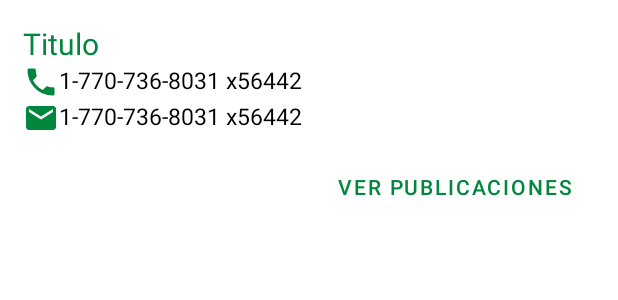
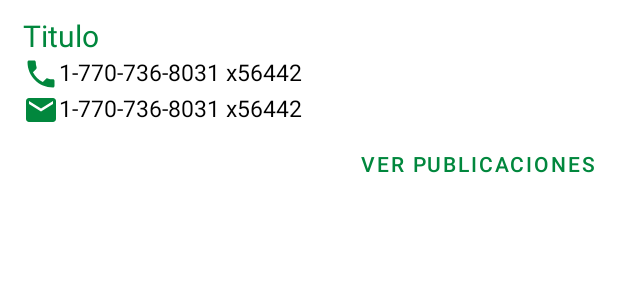
Before and after one commit to JairNovaAcevedo/prueba_ingreso_ceiba, an Android app: the layout item_usuario.xml on its own in the app's theme, with its tools: preview values and no code run, on a phone screen of 412 x 824 dp. Shown: the top 300 px of the screen. Run offline under Robolectric (Android 15) with nearby library versions, the phone set to English and light mode, and no system bars.

Commit message:
IMPLEMENTACION – Se consume el servicio para listar usuarios

```diff
--- a/app/build.gradle
+++ b/app/build.gradle
@@ -41,6 +41,10 @@ dependencies {
     implementation 'androidx.appcompat:appcompat:1.4.2'
     implementation 'com.google.android.material:material:1.6.1'
     implementation 'androidx.constraintlayout:constraintlayout:2.1.4'
+    implementation "com.squareup.retrofit2:retrofit:2.9.0"
+    implementation "com.squareup.retrofit2:converter-gson:2.9.0"
+    implementation "com.google.code.gson:gson:2.8.6"
+    implementation "org.jetbrains.kotlinx:kotlinx-coroutines-android:1.3.6"
     testImplementation 'junit:junit:4.13.2'
     androidTestImplementation 'androidx.test.ext:junit:1.1.3'
     androidTestImplementation 'androidx.test.espresso:espresso-core:3.4.0'
--- a/app/src/main/AndroidManifest.xml
+++ b/app/src/main/AndroidManifest.xml
@@ -2,6 +2,9 @@
 <manifest xmlns:android="http://schemas.android.com/apk/res/android"
     xmlns:tools="http://schemas.android.com/tools"
     package="com.example.pruebaingresoceiba">
+
+    <uses-permission android:name="android.permission.INTERNET" />
+    <uses-permission android:name="android.permission.ACCESS_NETWORK_STATE" />
 
     <application
         android:allowBackup="true"
--- a/app/src/main/res/layout/item_usuario.xml
+++ b/app/src/main/res/layout/item_usuario.xml
@@ -1,19 +1,24 @@
 <?xml version="1.0" encoding="utf-8"?>
-<androidx.constraintlayout.widget.ConstraintLayout xmlns:android="http://schemas.android.com/apk/res/android"
+<RelativeLayout xmlns:android="http://schemas.android.com/apk/res/android"
     xmlns:app="http://schemas.android.com/apk/res-auto"
     android:layout_width="match_parent"
-    android:layout_height="match_parent"
-    android:padding="15dp">
+    android:layout_height="wrap_content"
+    android:background="@color/white"
+
+    >
 
     <LinearLayout
         android:id="@+id/linearLayout"
         android:layout_width="wrap_content"
         android:layout_height="wrap_content"
-        app:layout_constraintStart_toStartOf="parent"
-        app:layout_constraintTop_toTopOf="parent"
-        android:orientation="vertical">
+        android:layout_alignParentStart="true"
+        android:layout_alignParentTop="true"
+        android:orientation="vertical"
+        android:paddingLeft="15dp"
+        android:paddingTop="10dp">
 
         <TextView
+            android:id="@+id/titulo"
             android:layout_width="match_parent"
             android:layout_height="wrap_content"
             android:text="Titulo"
@@ -29,10 +34,11 @@
                 android:id="@+id/imageView4"
                 android:layout_width="wrap_content"
                 android:layout_height="wrap_content"
-                app:srcCompat="@drawable/ic_baseline_phone_24"
-                android:layout_gravity="center_vertical"/>
+                android:layout_gravity="center_vertical"
+                app:srcCompat="@drawable/ic_baseline_phone_24" />
 
             <TextView
+                android:id="@+id/telefono"
                 android:layout_width="match_parent"
                 android:layout_height="wrap_content"
                 android:text="1-770-736-8031 x56442"
@@ -50,10 +56,11 @@
                 android:id="@+id/imageView"
                 android:layout_width="wrap_content"
                 android:layout_height="wrap_content"
-                app:srcCompat="@drawable/ic_baseline_markunread_24"
-                android:layout_gravity="center_vertical"/>
+                android:layout_gravity="center_vertical"
+                app:srcCompat="@drawable/ic_baseline_markunread_24" />
 
             <TextView
+                android:id="@+id/correo"
                 android:layout_width="match_parent"
                 android:layout_height="wrap_content"
                 android:text="1-770-736-8031 x56442"
@@ -68,12 +75,11 @@
         android:id="@+id/appBarLayout"
         android:layout_width="match_parent"
         android:layout_height="wrap_content"
+        android:layout_below="@+id/linearLayout"
+        android:layout_alignParentStart="true"
+        android:layout_alignParentEnd="true"
         android:gravity="end"
-        android:orientation="horizontal"
-        android:layout_marginTop="10dp"
-        app:layout_constraintEnd_toEndOf="parent"
-        app:layout_constraintStart_toStartOf="parent"
-        app:layout_constraintTop_toBottomOf="@+id/linearLayout">
+        android:orientation="horizontal">
 
         <Button
             android:id="@+id/buttonConfirmar"
@@ -86,4 +92,4 @@
 
     </LinearLayout>
 
-</androidx.constraintlayout.widget.ConstraintLayout>
+</RelativeLayout>
--- a/app/src/main/res/values/colors.xml
+++ b/app/src/main/res/values/colors.xml
@@ -9,4 +9,5 @@
     <color name="white">#FFFFFFFF</color>
     <color name="verde">#01873D</color>
     <color name="transparente">#0000FFFF</color>
+    <color name="blanco_gris">#EEEDED</color>
 </resources>
```
Also changed, not shown: app/src/main/java/com/example/pruebaingresoceiba/Interfaces/APIService.kt (added, +11 -0 lines), app/src/main/java/com/example/pruebaingresoceiba/Interfaces/InterfaceConsultarUsuario.kt (+7 -2 lines), app/src/main/java/com/example/pruebaingresoceiba/modelo/UserResponse.kt (added, +33 -0 lines), app/src/main/java/com/example/pruebaingresoceiba/presenter/ConsultarUsuariosPresenter.kt (+8 -2 lines), app/src/main/java/com/example/pruebaingresoceiba/repository/ConsultarUsuarioRepository.kt (+41 -0 lines), app/src/main/java/com/example/pruebaingresoceiba/view/MainActivity.kt (+22 -1 lines), app/src/main/java/com/example/pruebaingresoceiba/view/UsuarioAdapter.kt (added, +23 -0 lines), app/src/main/java/com/example/pruebaingresoceiba/view/UsuarioViewHolder.kt (added, +16 -0 lines), app/src/main/res/layout/activity_main.xml (+6 -5 lines).
